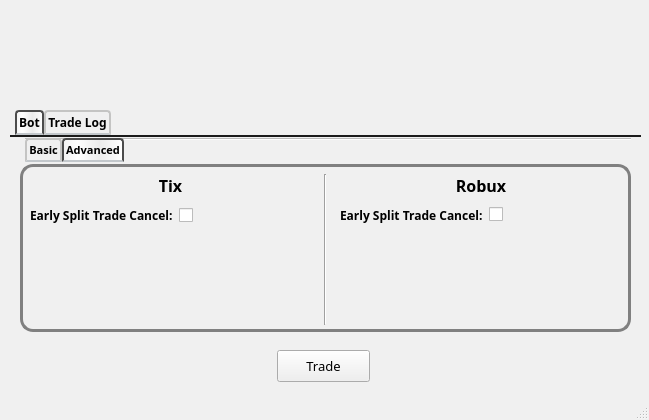
First picture: the form in rawfiles/mainGui.ui, repository cqian19/Roblox-Valk-Currency-Trader, before the edit.
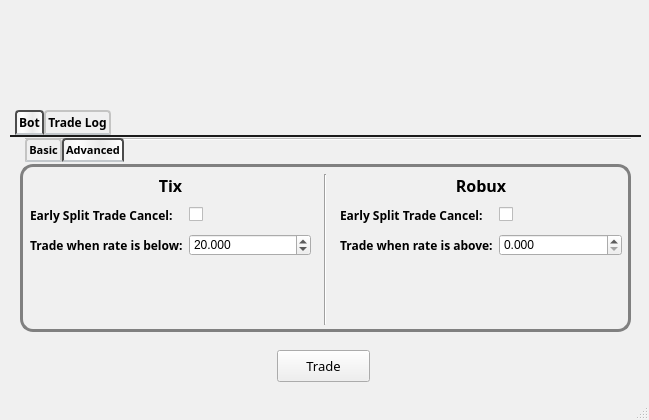
Second picture: the form after the edit. Icons and pictures are not drawn.

Patch:
```diff
--- a/rawfiles/mainGui.ui
+++ b/rawfiles/mainGui.ui
@@ -809,7 +809,7 @@
              <x>10</x>
              <y>10</y>
              <width>281</width>
-             <height>184</height>
+             <height>154</height>
             </rect>
            </property>
            <layout class="QFormLayout" name="formLayout_3">
@@ -855,7 +855,22 @@
               </property>
              </widget>
             </item>
-            <item row="1" column="1">
+            <item row="2" column="0">
+             <widget class="QLabel" name="label_3">
+              <property name="font">
+               <font>
+                <family>Segoe UI Black</family>
+                <pointsize>9</pointsize>
+                <weight>75</weight>
+                <bold>true</bold>
+               </font>
+              </property>
+              <property name="text">
+               <string>Trade when rate is below:</string>
+              </property>
+             </widget>
+            </item>
+            <item row="3" column="1">
              <widget class="QCheckBox" name="tixEarlyCancel">
               <property name="sizePolicy">
                <sizepolicy hsizetype="Minimum" vsizetype="Ignored">
@@ -868,7 +883,7 @@
               </property>
              </widget>
             </item>
-            <item row="2" column="1">
+            <item row="4" column="1">
              <widget class="QCheckBox" name="tixTradeAll_2">
               <property name="sizePolicy">
                <sizepolicy hsizetype="Minimum" vsizetype="Ignored">
@@ -881,19 +896,29 @@
               </property>
              </widget>
             </item>
-            <item row="3" column="1">
-             <widget class="QCheckBox" name="tixSplitTrades_2">
-              <property name="sizePolicy">
-               <sizepolicy hsizetype="Minimum" vsizetype="Ignored">
-                <horstretch>0</horstretch>
-                <verstretch>0</verstretch>
-               </sizepolicy>
-              </property>
+            <item row="1" column="1">
+             <widget class="QCheckBox" name="tixEarlyCancel_2">
               <property name="text">
                <string/>
               </property>
              </widget>
             </item>
+            <item row="2" column="1">
+             <widget class="QDoubleSpinBox" name="tixThresholdRate">
+              <property name="decimals">
+               <number>3</number>
+              </property>
+              <property name="maximum">
+               <double>50.000000000000000</double>
+              </property>
+              <property name="singleStep">
+               <double>0.001000000000000</double>
+              </property>
+              <property name="value">
+               <double>20.000000000000000</double>
+              </property>
+             </widget>
+            </item>
            </layout>
           </widget>
           <widget class="QWidget" name="formLayoutWidget_4">
@@ -902,7 +927,7 @@
              <x>320</x>
              <y>10</y>
              <width>282</width>
-             <height>161</height>
+             <height>151</height>
             </rect>
            </property>
            <layout class="QFormLayout" name="formLayout_4">
@@ -965,16 +990,31 @@
               </item>
              </layout>
             </item>
-            <item row="2" column="1">
-             <widget class="QCheckBox" name="robuxTradeAll_2">
-              <property name="sizePolicy">
-               <sizepolicy hsizetype="Minimum" vsizetype="Ignored">
-                <horstretch>0</horstretch>
-                <verstretch>0</verstretch>
-               </sizepolicy>
+            <item row="2" column="0">
+             <widget class="QLabel" name="label_6">
+              <property name="font">
+               <font>
+                <family>Segoe UI Black</family>
+                <pointsize>9</pointsize>
+                <weight>75</weight>
+                <bold>true</bold>
+               </font>
               </property>
               <property name="text">
-               <string/>
+               <string>Trade when rate is above:</string>
+              </property>
+             </widget>
+            </item>
+            <item row="2" column="1">
+             <widget class="QDoubleSpinBox" name="robuxThresholdRate">
+              <property name="decimals">
+               <number>3</number>
+              </property>
+              <property name="maximum">
+               <double>50.000000000000000</double>
+              </property>
+              <property name="singleStep">
+               <double>0.001000000000000</double>
               </property>
              </widget>
             </item>
@@ -1117,14 +1157,8 @@
        </widget>
       </widget>
      </widget>
-     <zorder>verticalLayoutWidget_2</zorder>
-     <zorder>startButton</zorder>
-     <zorder>tabWidget_2</zorder>
-     <zorder>tabWidget</zorder>
     </widget>
    </widget>
-   <zorder>stackedWidget</zorder>
-   <zorder>tabWidget</zorder>
   </widget>
   <widget class="QStatusBar" name="statusbar"/>
  </widget>
```
